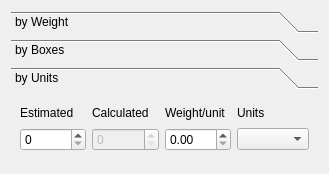
The window that CatchInputCtrl/catchinputfrm.ui (doublebyte1/CatchInputCtrl) describes before a commit, drawn with Qt 5.
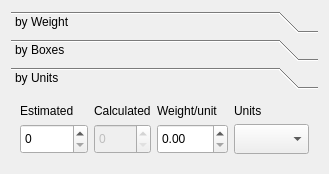
The same window after the commit. The open tabs and pages were chosen to show the change.

```diff
--- a/CatchInputCtrl/catchinputfrm.ui
+++ b/CatchInputCtrl/catchinputfrm.ui
@@ -7,7 +7,7 @@
     <x>0</x>
     <y>0</y>
     <width>329</width>
-    <height>171</height>
+    <height>156</height>
    </rect>
   </property>
   <property name="focusPolicy">
@@ -394,6 +394,12 @@
        </item>
        <item row="1" column="0">
         <widget class="QSpinBox" name="spinUnitsE">
+         <property name="sizePolicy">
+          <sizepolicy hsizetype="Preferred" vsizetype="Preferred">
+           <horstretch>67</horstretch>
+           <verstretch>20</verstretch>
+          </sizepolicy>
+         </property>
          <property name="focusPolicy">
           <enum>Qt::WheelFocus</enum>
          </property>
@@ -406,6 +412,9 @@
          <property name="whatsThis">
           <string>Estimated units</string>
          </property>
+         <property name="maximum">
+          <number>1000</number>
+         </property>
         </widget>
        </item>
        <item row="1" column="1">
@@ -413,6 +422,12 @@
          <property name="enabled">
           <bool>false</bool>
          </property>
+         <property name="sizePolicy">
+          <sizepolicy hsizetype="Preferred" vsizetype="Preferred">
+           <horstretch>50</horstretch>
+           <verstretch>20</verstretch>
+          </sizepolicy>
+         </property>
          <property name="focusPolicy">
           <enum>Qt::WheelFocus</enum>
          </property>
@@ -434,6 +449,12 @@
          <property name="enabled">
           <bool>true</bool>
          </property>
+         <property name="sizePolicy">
+          <sizepolicy hsizetype="Preferred" vsizetype="Preferred">
+           <horstretch>65</horstretch>
+           <verstretch>20</verstretch>
+          </sizepolicy>
+         </property>
          <property name="focusPolicy">
           <enum>Qt::WheelFocus</enum>
          </property>
@@ -446,10 +467,19 @@
          <property name="whatsThis">
           <string>Unit weight</string>
          </property>
+         <property name="maximum">
+          <double>1000.000000000000000</double>
+         </property>
         </widget>
        </item>
        <item row="1" column="3">
         <widget class="QComboBox" name="cmbUnitUnits">
+         <property name="sizePolicy">
+          <sizepolicy hsizetype="Preferred" vsizetype="Preferred">
+           <horstretch>74</horstretch>
+           <verstretch>20</verstretch>
+          </sizepolicy>
+         </property>
          <property name="focusPolicy">
           <enum>Qt::WheelFocus</enum>
          </property>
```
Left out of the diff: 53 changed lines with no effect on the pictures.
